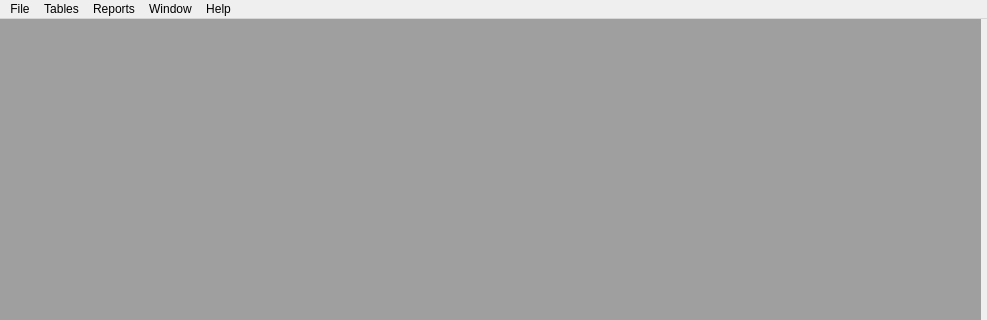
Before: the Qt Designer form design_files/window_main.ui in elvslv/CompanyDatabase, drawn with Qt 5; both pictures show x 0 to 987 and y 0 to 320 of the 987 by 485 pixel window.
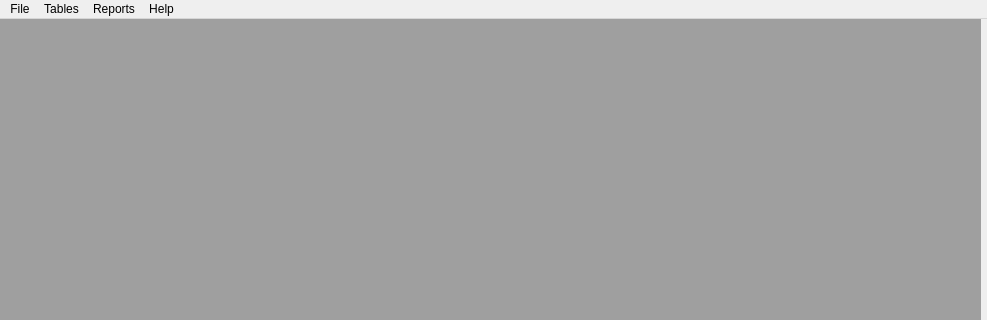
After: the same form once the commit is applied.

Diff of the .ui file:
```diff
--- a/design_files/window_main.ui
+++ b/design_files/window_main.ui
@@ -79,11 +79,6 @@
     <addaction name="actionJobs"/>
     <addaction name="actionGantt_diagram"/>
    </widget>
-   <widget class="QMenu" name="menuWindow">
-    <property name="title">
-     <string>Window</string>
-    </property>
-   </widget>
    <widget class="QMenu" name="menuHelp">
     <property name="title">
      <string>Help</string>
@@ -93,7 +88,6 @@
    <addaction name="menuMenu"/>
    <addaction name="menuTables"/>
    <addaction name="menuReports"/>
-   <addaction name="menuWindow"/>
    <addaction name="menuHelp"/>
   </widget>
   <widget class="QStatusBar" name="statusbar"/>
```
Left out of the diff: 6 changed lines with no effect on the pictures.
